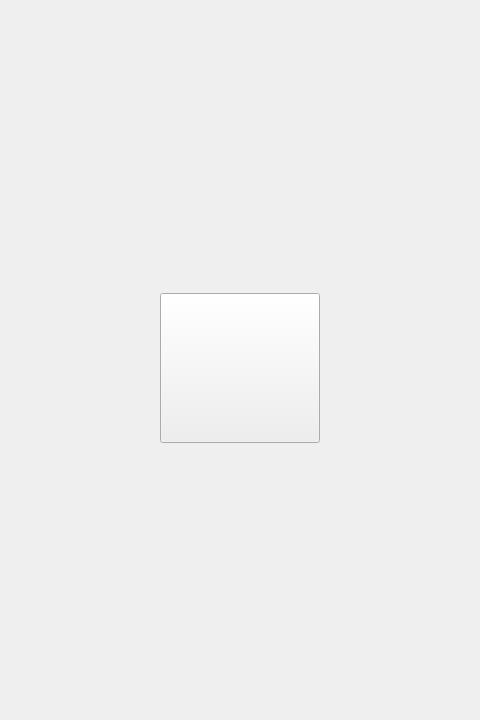
First picture: the form in mainwindow.ui, repository coucou1121/Datalogger, before the edit; both pictures show x 400 to 880 and y 0 to 720 of the 1280 by 720 pixel window.
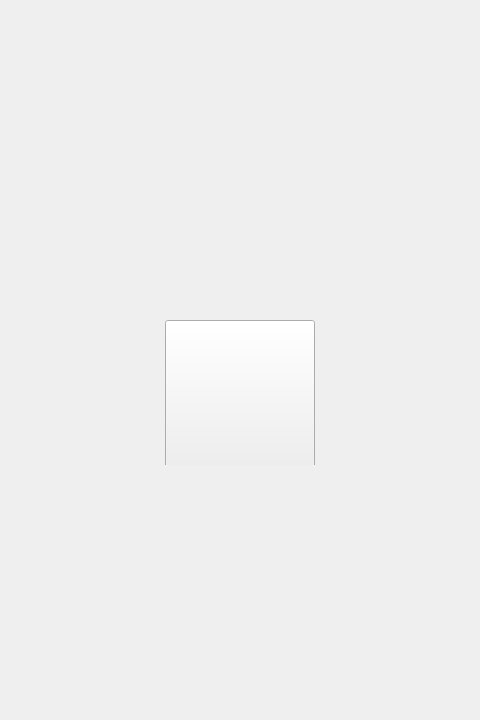
Second picture: the form after the edit. Custom widgets are drawn as their Qt base class.

```diff
--- a/mainwindow.ui
+++ b/mainwindow.ui
@@ -11,7 +11,7 @@
    </rect>
   </property>
   <property name="sizePolicy">
-   <sizepolicy hsizetype="Fixed" vsizetype="Fixed">
+   <sizepolicy hsizetype="Preferred" vsizetype="Preferred">
     <horstretch>0</horstretch>
     <verstretch>0</verstretch>
    </sizepolicy>
@@ -32,58 +32,43 @@
      <verstretch>0</verstretch>
     </sizepolicy>
    </property>
+   <layout class="QGridLayout" name="gridLayout_3">
+    <property name="leftMargin">
+     <number>5</number>
+    </property>
+    <property name="topMargin">
+     <number>5</number>
+    </property>
+    <property name="rightMargin">
+     <number>5</number>
+    </property>
+    <property name="bottomMargin">
+     <number>5</number>
+    </property>
+    <property name="spacing">
+     <number>5</number>
+    </property>
+    <item row="0" column="0">
    <layout class="QGridLayout" name="gridLayout">
-    <item row="0" column="0">
-     <widget class="LogoDateTime" name="widgetLogo" native="true">
-      <property name="sizePolicy">
-       <sizepolicy hsizetype="Fixed" vsizetype="Preferred">
-        <horstretch>0</horstretch>
-        <verstretch>0</verstretch>
-       </sizepolicy>
+      <property name="leftMargin">
+       <number>1</number>
       </property>
-      <property name="minimumSize">
-       <size>
-        <width>160</width>
-        <height>88</height>
-       </size>
+      <property name="topMargin">
+       <number>1</number>
       </property>
-      <property name="maximumSize">
-       <size>
-        <width>160</width>
-        <height>88</height>
-       </size>
+      <property name="rightMargin">
+       <number>1</number>
       </property>
-     </widget>
-    </item>
-    <item row="2" column="0">
-     <widget class="StateFrame" name="widgetState" native="true">
-      <property name="enabled">
-       <bool>true</bool>
+      <property name="bottomMargin">
+       <number>1</number>
       </property>
-      <property name="sizePolicy">
-       <sizepolicy hsizetype="Fixed" vsizetype="Preferred">
-        <horstretch>0</horstretch>
-        <verstretch>0</verstretch>
-       </sizepolicy>
+      <property name="spacing">
+       <number>1</number>
       </property>
-      <property name="minimumSize">
-       <size>
-        <width>160</width>
-        <height>88</height>
-       </size>
-      </property>
-      <property name="maximumSize">
-       <size>
-        <width>160</width>
-        <height>88</height>
-       </size>
-      </property>
-     </widget>
-    </item>
     <item row="1" column="0">
      <widget class="ErrorMessage" name="widgetError" native="true">
       <property name="sizePolicy">
-       <sizepolicy hsizetype="Fixed" vsizetype="Preferred">
+         <sizepolicy hsizetype="Fixed" vsizetype="Fixed">
         <horstretch>0</horstretch>
         <verstretch>0</verstretch>
        </sizepolicy>
@@ -91,25 +76,117 @@
       <property name="minimumSize">
        <size>
         <width>160</width>
+          <height>130</height>
+         </size>
+        </property>
+        <property name="maximumSize">
+         <size>
+          <width>160</width>
+          <height>130</height>
+         </size>
+        </property>
+       </widget>
+      </item>
+      <item row="0" column="0">
+       <widget class="LogoDateTime" name="widgetLogo" native="true">
+        <property name="sizePolicy">
+         <sizepolicy hsizetype="Fixed" vsizetype="Fixed">
+          <horstretch>0</horstretch>
+          <verstretch>0</verstretch>
+         </sizepolicy>
+        </property>
+        <property name="minimumSize">
+         <size>
+          <width>160</width>
         <height>88</height>
        </size>
       </property>
       <property name="maximumSize">
        <size>
         <width>160</width>
-        <height>16777215</height>
+          <height>88</height>
+         </size>
+        </property>
+       </widget>
+      </item>
+      <item row="5" column="0">
+       <widget class="PlotSetting" name="widgetPlotSetting" native="true">
+        <property name="sizePolicy">
+         <sizepolicy hsizetype="Fixed" vsizetype="Fixed">
+          <horstretch>0</horstretch>
+          <verstretch>0</verstretch>
+         </sizepolicy>
+        </property>
+        <property name="minimumSize">
+         <size>
+          <width>160</width>
+          <height>100</height>
+         </size>
+        </property>
+        <property name="maximumSize">
+         <size>
+          <width>160</width>
+          <height>100</height>
        </size>
       </property>
      </widget>
     </item>
     <item row="3" column="0">
+       <widget class="QWidget" name="widget" native="true">
+        <property name="sizePolicy">
+         <sizepolicy hsizetype="Fixed" vsizetype="Fixed">
+          <horstretch>0</horstretch>
+          <verstretch>0</verstretch>
+         </sizepolicy>
+        </property>
+        <property name="minimumSize">
+         <size>
+          <width>160</width>
+          <height>150</height>
+         </size>
+        </property>
+        <property name="maximumSize">
+         <size>
+          <width>160</width>
+          <height>150</height>
+         </size>
+        </property>
+        <layout class="QGridLayout" name="gridLayout_2">
+         <property name="leftMargin">
+          <number>5</number>
+         </property>
+         <property name="topMargin">
+          <number>5</number>
+         </property>
+         <property name="rightMargin">
+          <number>5</number>
+         </property>
+         <property name="bottomMargin">
+          <number>5</number>
+         </property>
+         <property name="spacing">
+          <number>5</number>
+         </property>
+         <item row="0" column="0">
      <widget class="QPushButton" name="pushButton_StartStop">
       <property name="enabled">
        <bool>true</bool>
       </property>
+           <property name="sizePolicy">
+            <sizepolicy hsizetype="Fixed" vsizetype="Fixed">
+             <horstretch>0</horstretch>
+             <verstretch>0</verstretch>
+            </sizepolicy>
+           </property>
       <property name="minimumSize">
        <size>
-        <width>0</width>
+             <width>150</width>
+             <height>150</height>
+            </size>
+           </property>
+           <property name="maximumSize">
+            <size>
+             <width>150</width>
         <height>150</height>
        </size>
       </property>
@@ -128,6 +205,34 @@
       </property>
      </widget>
     </item>
+        </layout>
+       </widget>
+      </item>
+      <item row="2" column="0">
+       <widget class="StateFrame" name="widgetState" native="true">
+        <property name="enabled">
+         <bool>true</bool>
+        </property>
+        <property name="sizePolicy">
+         <sizepolicy hsizetype="Fixed" vsizetype="Fixed">
+          <horstretch>0</horstretch>
+          <verstretch>0</verstretch>
+         </sizepolicy>
+        </property>
+        <property name="minimumSize">
+         <size>
+          <width>160</width>
+          <height>88</height>
+         </size>
+        </property>
+        <property name="maximumSize">
+         <size>
+          <width>160</width>
+          <height>88</height>
+         </size>
+        </property>
+       </widget>
+      </item>
     <item row="4" column="0">
      <spacer name="verticalSpacer">
       <property name="orientation">
@@ -145,6 +250,8 @@
      </spacer>
     </item>
    </layout>
+    </item>
+   </layout>
   </widget>
   <widget class="QStatusBar" name="statusBar"/>
  </widget>
@@ -168,6 +275,12 @@
    <header>errorMessage.h</header>
    <container>1</container>
   </customwidget>
+  <customwidget>
+   <class>PlotSetting</class>
+   <extends>QWidget</extends>
+   <header>plotSetting.h</header>
+   <container>1</container>
+  </customwidget>
  </customwidgets>
  <resources/>
  <connections/>
```
Lines whose indentation alone changed are shown as unchanged.
